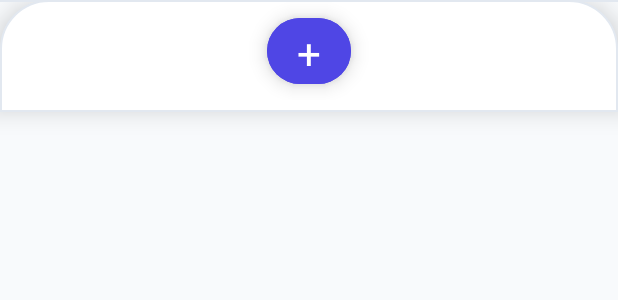
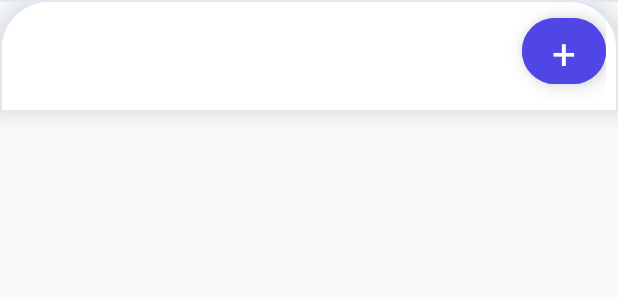
Before and after one commit to JALAL591/teacher_app_flutter, an Android app: the layout bottom_nav.xml on its own in the app's theme, with its tools: preview values and no code run, on a phone screen of 412 x 824 dp. Shown: the top 300 px of the screen. Run offline under Robolectric (Android 15) with nearby library versions, the light colour scheme and no system bars.

Commit message:
Update bottom_nav.xml

```diff
--- a/app/src/main/res/layout/bottom_nav.xml
+++ b/app/src/main/res/layout/bottom_nav.xml
@@ -13,22 +13,29 @@
         android:layout_height="1dp"
         android:background="#E2E8F0" />
 
+    <!-- صف التنقل الرئيسي -->
     <LinearLayout
-        android:id="@+id/tabsContainer"
         android:layout_width="match_parent"
         android:layout_height="65dp"
         android:orientation="horizontal"
-        android:gravity="center"
+        android:gravity="center_vertical"
         android:paddingStart="8dp"
-        android:paddingEnd="8dp"
-        android:clipToPadding="false">
+        android:paddingEnd="8dp">
 
-        <!-- زر الإضافة في المنتصف -->
+        <!-- حاوية التبويبات الديناميكية (ستُملأ بالكود) -->
+        <LinearLayout
+            android:id="@+id/tabsContainer"
+            android:layout_width="0dp"
+            android:layout_height="match_parent"
+            android:layout_weight="1"
+            android:orientation="horizontal"
+            android:gravity="center" />
+
+        <!-- زر الإضافة (خارج حاوية التبويبات حتى لا يتم مسحه) -->
         <com.google.android.material.button.MaterialButton
             android:id="@+id/addButton"
             android:layout_width="56dp"
             android:layout_height="56dp"
-            android:layout_gravity="center"
             android:backgroundTint="#4F46E5"
             app:cornerRadius="28dp"
             android:elevation="8dp"
```
